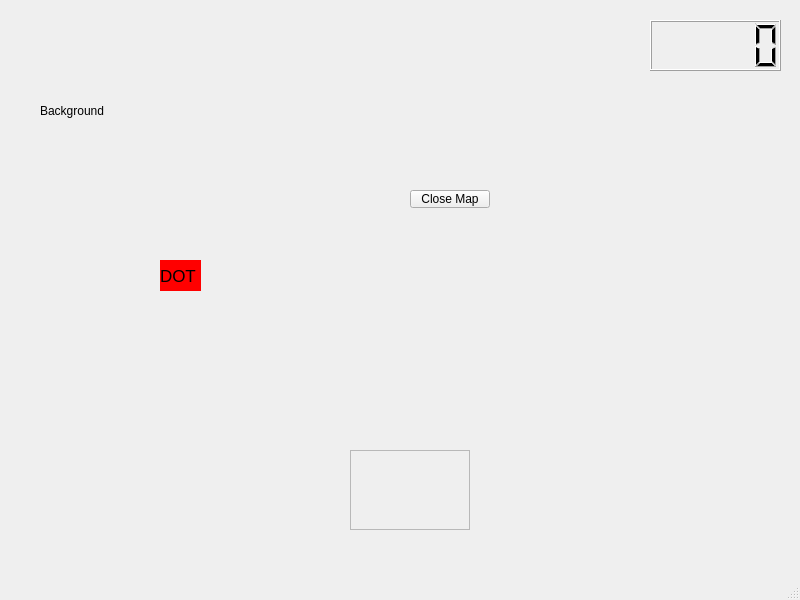
This is zork3/guide.ui in jeancarson/GUIzork as Qt 5 draws it before an edit. The edited form follows.
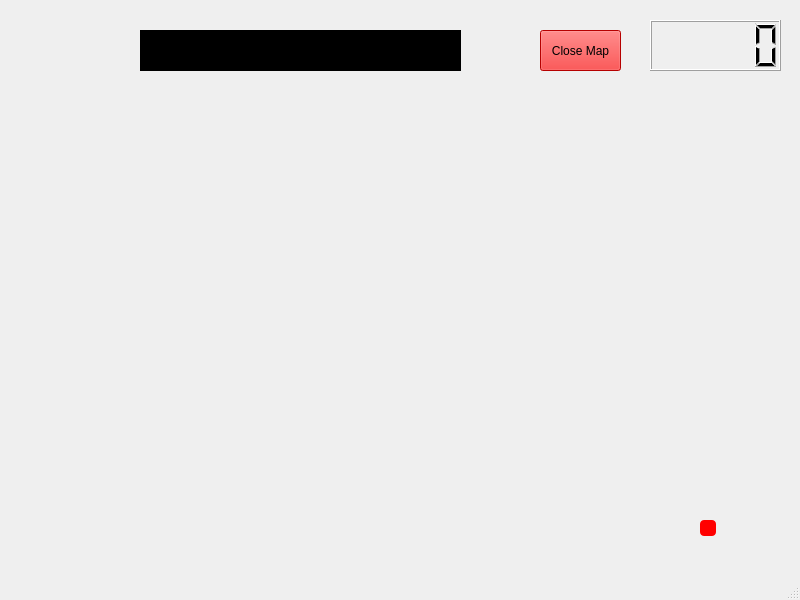
This is the edited form.

```diff
--- a/zork3/guide.ui
+++ b/zork3/guide.ui
@@ -17,23 +17,23 @@
    <widget class="QLabel" name="BackgroundImage">
     <property name="geometry">
      <rect>
-      <x>40</x>
-      <y>30</y>
-      <width>301</width>
-      <height>161</height>
+      <x>110</x>
+      <y>120</y>
+      <width>601</width>
+      <height>451</height>
      </rect>
     </property>
     <property name="text">
-     <string>Background</string>
+     <string/>
     </property>
    </widget>
    <widget class="QLabel" name="DOT">
     <property name="geometry">
      <rect>
-      <x>160</x>
-      <y>260</y>
-      <width>41</width>
-      <height>31</height>
+      <x>700</x>
+      <y>520</y>
+      <width>16</width>
+      <height>16</height>
      </rect>
     </property>
     <property name="font">
@@ -44,41 +44,32 @@
     <property name="styleSheet">
      <string notr="true">QWidget#DOT {
     background-color: red;
+    border-radius: 4px;
 }</string>
     </property>
     <property name="text">
-     <string>DOT</string>
+     <string/>
     </property>
    </widget>
    <widget class="QPushButton" name="CloseGuide">
     <property name="geometry">
      <rect>
-      <x>410</x>
-      <y>190</y>
-      <width>80</width>
-      <height>18</height>
+      <x>540</x>
+      <y>30</y>
+      <width>81</width>
+      <height>41</height>
      </rect>
     </property>
+    <property name="styleSheet">
+     <string notr="true">QPushButton#CloseGuide
+{
+	background-color: red;
+}</string>
+    </property>
     <property name="text">
      <string>Close Map</string>
     </property>
    </widget>
-   <widget class="QFrame" name="forTimerGuide">
-    <property name="geometry">
-     <rect>
-      <x>350</x>
-      <y>450</y>
-      <width>120</width>
-      <height>80</height>
-     </rect>
-    </property>
-    <property name="frameShape">
-     <enum>QFrame::StyledPanel</enum>
-    </property>
-    <property name="frameShadow">
-     <enum>QFrame::Raised</enum>
-    </property>
-   </widget>
    <widget class="QLCDNumber" name="TimerDisplay">
     <property name="geometry">
      <rect>
@@ -89,6 +80,25 @@
      </rect>
     </property>
    </widget>
+   <widget class="QLabel" name="infolabel">
+    <property name="geometry">
+     <rect>
+      <x>140</x>
+      <y>30</y>
+      <width>321</width>
+      <height>41</height>
+     </rect>
+    </property>
+    <property name="styleSheet">
+     <string notr="true">QLabel#infolabel
+{
+	background-color: black;
+}</string>
+    </property>
+    <property name="text">
+     <string> The red dot indicates where you currently are</string>
+    </property>
+   </widget>
   </widget>
   <widget class="QMenuBar" name="menubar">
    <property name="geometry">
```
